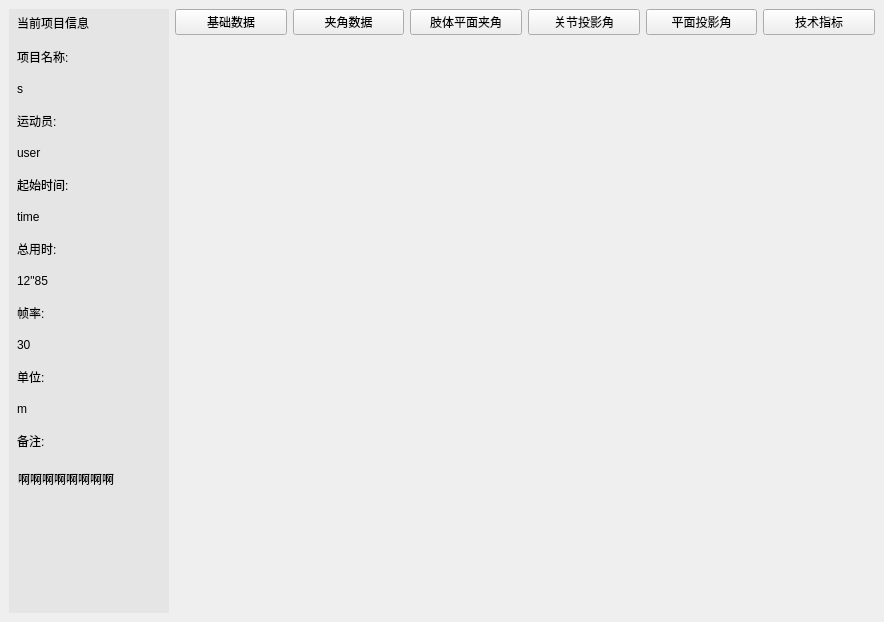
Before: the Qt Designer form ui/recordDetail.ui in zgr126/100m, drawn with Qt 5.
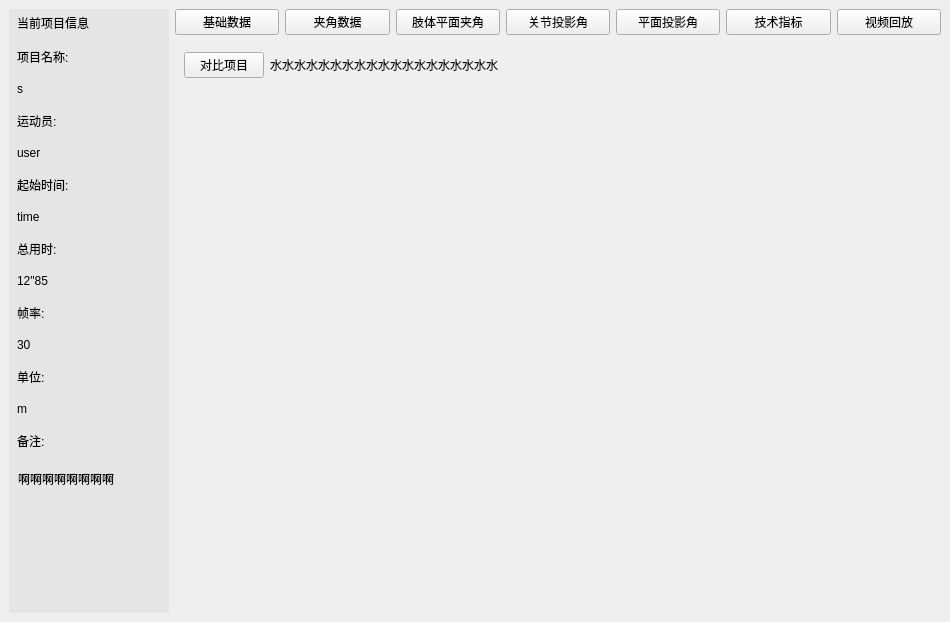
After: the same form once the commit is applied.

Diff of the .ui file:
```diff
--- a/ui/recordDetail.ui
+++ b/ui/recordDetail.ui
@@ -6,14 +6,14 @@
    <rect>
     <x>0</x>
     <y>0</y>
-    <width>884</width>
+    <width>950</width>
     <height>622</height>
    </rect>
   </property>
   <property name="windowTitle">
    <string>Form</string>
   </property>
-  <layout class="QHBoxLayout" name="horizontalLayout_29">
+  <layout class="QVBoxLayout" name="verticalLayout_19">
    <property name="leftMargin">
     <number>0</number>
    </property>
@@ -251,16 +251,82 @@
               </property>
              </widget>
             </item>
+            <item>
+             <widget class="QPushButton" name="t10">
+              <property name="text">
+               <string>视频回放</string>
+              </property>
+             </widget>
+            </item>
            </layout>
           </widget>
          </item>
          <item>
           <widget class="QStackedWidget" name="stackedWidget">
            <property name="currentIndex">
-            <number>0</number>
+            <number>1</number>
            </property>
            <widget class="QWidget" name="page"/>
-           <widget class="QWidget" name="page_2"/>
+           <widget class="QWidget" name="page2">
+            <layout class="QVBoxLayout" name="verticalLayout_20">
+             <item>
+              <widget class="QWidget" name="widget_26" native="true">
+               <property name="maximumSize">
+                <size>
+                 <width>16777215</width>
+                 <height>30</height>
+                </size>
+               </property>
+               <layout class="QHBoxLayout" name="horizontalLayout_29">
+                <property name="leftMargin">
+                 <number>0</number>
+                </property>
+                <property name="topMargin">
+                 <number>0</number>
+                </property>
+                <property name="rightMargin">
+                 <number>0</number>
+                </property>
+                <property name="bottomMargin">
+                 <number>0</number>
+                </property>
+                <item>
+                 <widget class="QPushButton" name="pushButton_29">
+                  <property name="text">
+                   <string>对比项目</string>
+                  </property>
+                 </widget>
+                </item>
+                <item>
+                 <widget class="QLabel" name="label_80">
+                  <property name="text">
+                   <string>水水水水水水水水水水水水水水水水水水水</string>
+                  </property>
+                 </widget>
+                </item>
+                <item>
+                 <spacer name="horizontalSpacer_8">
+                  <property name="orientation">
+                   <enum>Qt::Horizontal</enum>
+                  </property>
+                  <property name="sizeHint" stdset="0">
+                   <size>
+                    <width>40</width>
+                    <height>20</height>
+                   </size>
+                  </property>
+                 </spacer>
+                </item>
+               </layout>
+              </widget>
+             </item>
+             <item>
+              <widget class="QWidget" name="details" native="true">
+               <layout class="QVBoxLayout" name="layout2"/>
+              </widget>
+             </item>
+            </layout>
+           </widget>
           </widget>
          </item>
         </layout>
```
